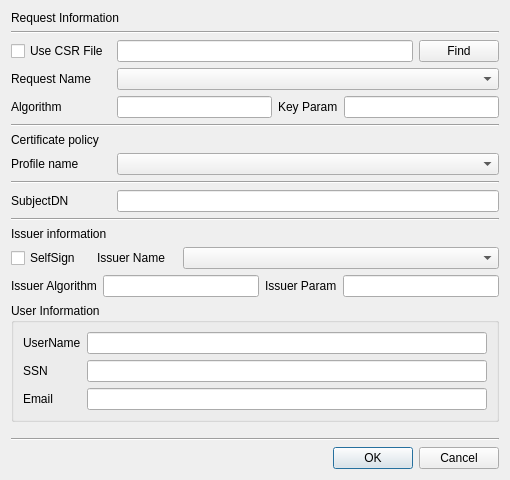
Old version of the form CertMan/make_cert_dlg.ui in the repository jykim74/CertMan.
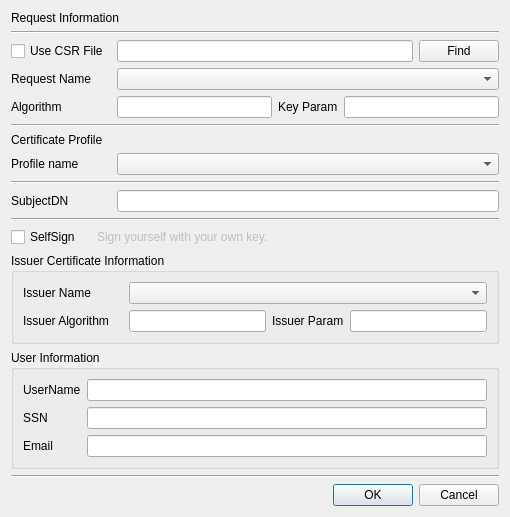
New version of the form.

Commit message: MakeCertDlg UI 개선

What changed in the file:
```diff
--- a/CertMan/make_cert_dlg.ui
+++ b/CertMan/make_cert_dlg.ui
@@ -7,7 +7,7 @@
     <x>0</x>
     <y>0</y>
     <width>510</width>
-    <height>480</height>
+    <height>515</height>
    </rect>
   </property>
   <property name="windowTitle">
@@ -146,7 +146,7 @@
    <item>
     <widget class="QLabel" name="label_5">
      <property name="text">
-      <string>Certificate policy</string>
+      <string>Certificate Profile</string>
      </property>
     </widget>
    </item>
@@ -222,13 +222,6 @@
      </property>
     </widget>
    </item>
-   <item>
-    <widget class="QLabel" name="label_7">
-     <property name="text">
-      <string>Issuer information</string>
-     </property>
-    </widget>
-   </item>
    <item>
     <layout class="QGridLayout" name="gridLayout_2">
      <property name="topMargin">
@@ -248,7 +241,37 @@
       </widget>
      </item>
      <item row="0" column="1">
+      <widget class="QLabel" name="mSelfSignLabel">
+       <property name="enabled">
+        <bool>false</bool>
+       </property>
+       <property name="text">
+        <string>Sign yourself with your own key.</string>
+       </property>
+      </widget>
+     </item>
+    </layout>
+   </item>
+   <item>
+    <widget class="QGroupBox" name="mIssuerGroup">
+     <property name="minimumSize">
+      <size>
+       <width>0</width>
+       <height>0</height>
+      </size>
+     </property>
+     <property name="title">
+      <string>Issuer Certificate Information</string>
+     </property>
+     <layout class="QGridLayout" name="gridLayout_9">
+      <item row="0" column="0">
       <widget class="QLabel" name="label_8">
+        <property name="minimumSize">
+         <size>
+          <width>100</width>
+          <height>0</height>
+         </size>
+        </property>
        <property name="maximumSize">
         <size>
          <width>80</width>
@@ -260,22 +283,13 @@
        </property>
       </widget>
      </item>
-     <item row="0" column="2">
+      <item row="0" column="1">
       <widget class="QComboBox" name="mIssuerNameCombo"/>
      </item>
-    </layout>
-   </item>
-   <item>
-    <layout class="QGridLayout" name="gridLayout_6">
-     <property name="topMargin">
-      <number>0</number>
-     </property>
-     <item row="0" column="0">
-      <widget class="QLabel" name="label_9">
-       <property name="text">
-        <string>Issuer Algorithm</string>
-       </property>
-      </widget>
+      <item row="1" column="0" colspan="2">
+       <layout class="QGridLayout" name="gridLayout_10">
+        <item row="0" column="1">
+         <widget class="QLineEdit" name="mIssuerAlgorithmText"/>
      </item>
      <item row="0" column="2">
       <widget class="QLabel" name="label_10">
@@ -284,14 +298,27 @@
        </property>
       </widget>
      </item>
-     <item row="0" column="1">
-      <widget class="QLineEdit" name="mIssuerAlgorithmText"/>
+        <item row="0" column="0">
+         <widget class="QLabel" name="label_9">
+          <property name="minimumSize">
+           <size>
+            <width>100</width>
+            <height>0</height>
+           </size>
+          </property>
+          <property name="text">
+           <string>Issuer Algorithm</string>
+          </property>
+         </widget>
      </item>
      <item row="0" column="3">
       <widget class="QLineEdit" name="mIssuerOptionText"/>
      </item>
     </layout>
    </item>
+     </layout>
+    </widget>
+   </item>
    <item>
     <widget class="QGroupBox" name="mUserGroup">
      <property name="minimumSize">
```
Left out of the diff: 2 changed lines with no effect on the pictures. Lines whose indentation alone changed are shown as unchanged. The commit also changes 1 other file.
